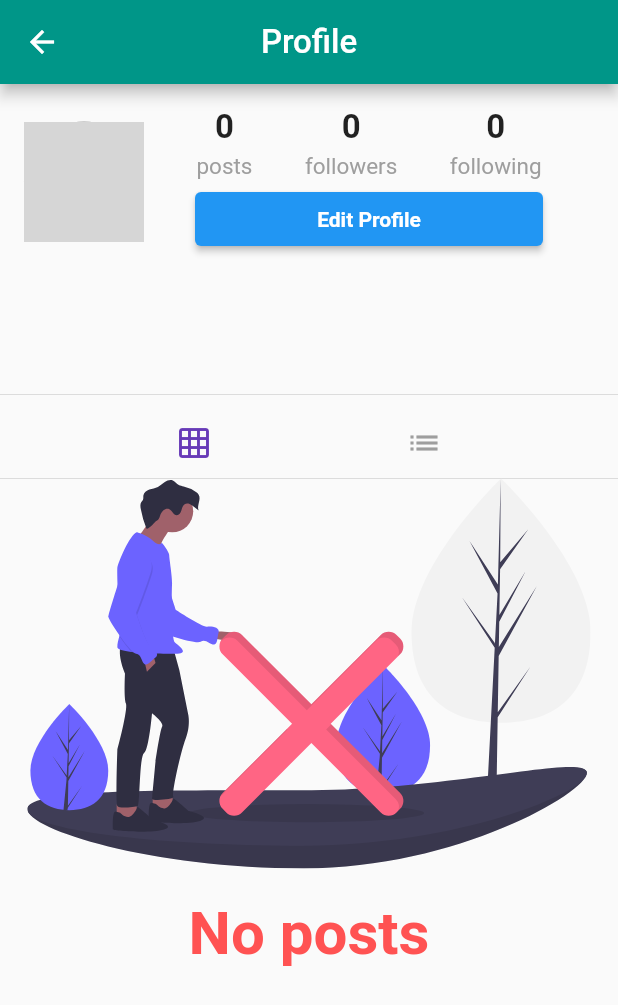
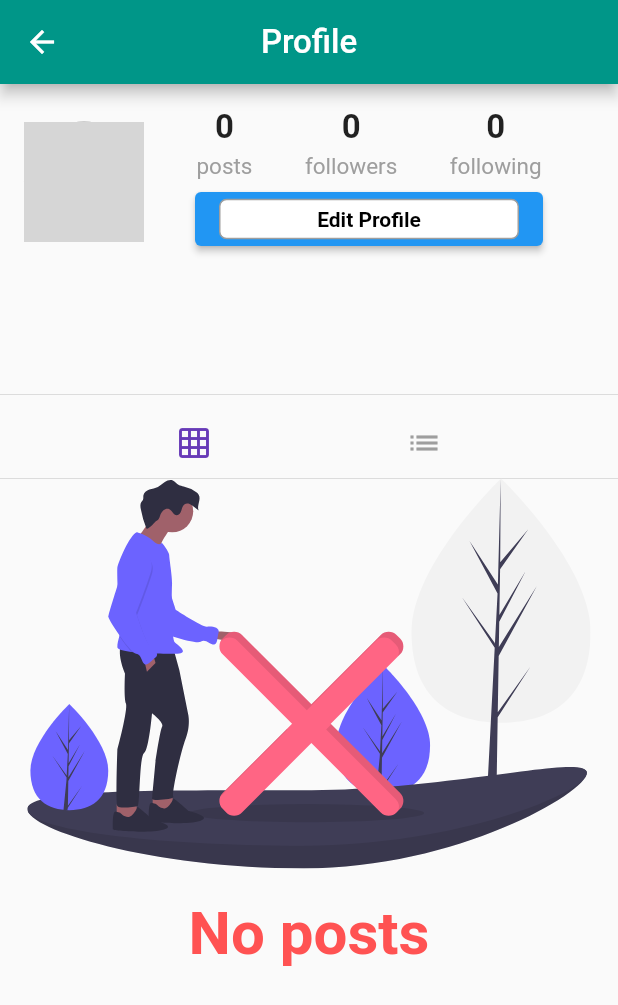
Before and after one commit to Enobong-kingsley/BlogApp, a Flutter app: the Profile screen opened directly, on a phone screen of 412 x 824 dp. Shown: the top 1005 px of the screen. Run offline on Flutter 3.47's test engine with Material 2 defaults, Android fonts, the phone set to English and light mode, and no system bars; our stand-ins replace cached_network_image, cloud_firestore, firebase_core, firebase_storage, flutter_svg, geolocator and 3 more; missing offline and left inert: animator; accounts and stored records are empty; network calls fail; grey boxes are pictures that could not be loaded.

Commit message:
semi-Final update

```diff
--- a/lib/pages/home.dart
+++ b/lib/pages/home.dart
@@ -17,6 +17,8 @@ final usersRef = FirebaseFirestore.instance.collection('users');
 final postsRef = FirebaseFirestore.instance.collection('posts');
 final commentsRef = FirebaseFirestore.instance.collection('comments');
 final activityFeedRef = FirebaseFirestore.instance.collection('feed');
+final followersRef = FirebaseFirestore.instance.collection('followers');
+final followingRef = FirebaseFirestore.instance.collection('following');
 final timestamp = DateTime.now();
 User currentUser;
 
--- a/lib/pages/profile.dart
+++ b/lib/pages/profile.dart
@@ -25,6 +25,9 @@ class Profile extends StatefulWidget {
 class _ProfileState extends State<Profile> {
   final String currentUserId = currentUser?.id;
   String postOrientation = "grid";
+  int followerCount = 0;
+  int followingCount = 0;
+  bool isFollowing = false;
   bool isLoading = false;
    int postCount = 0;
   List<Post> posts = [];
@@ -34,6 +37,40 @@ class _ProfileState extends State<Profile> {
     // TODO: implement initState
     super.initState();
     getProfilePosts();
+    getFollowers();
+    getFollowing();
+    checkIfFollowing();
+  }
+
+    checkIfFollowing() async {
+    DocumentSnapshot doc = await followersRef
+        .doc(widget.profileId)
+        .collection('userFollowers')
+        .doc(currentUserId)
+        .get();
+    setState(() {
+      isFollowing = doc.exists;
+    });
+  }
+
+   getFollowers() async {
+    QuerySnapshot snapshot = await followersRef
+        .doc(widget.profileId)
+        .collection('userFollowers')
+        .get();
+    setState(() {
+      followerCount = snapshot.docs.length;
+    });
+  }
+
+   getFollowing() async {
+    QuerySnapshot snapshot = await followingRef
+        .doc(widget.profileId)
+        .collection('userFollowing')
+        .get();
+    setState(() {
+      followingCount = snapshot.docs.length;
+    });
   }
 
   getProfilePosts() async{
@@ -97,15 +134,15 @@ class _ProfileState extends State<Profile> {
         child: Text(
           text,
           style: TextStyle(
-            color: Colors.white,
+            color:isFollowing ? Colors.black: Colors.white,
             fontWeight: FontWeight.bold
           ),
         ),
         alignment: Alignment.center,
         decoration: BoxDecoration(
-          color: Colors.blue,
+          color:isFollowing ? Colors.white : Colors.blue,
           border: Border.all(
-            color: Colors.blue,
+            color:isFollowing ? Colors.grey : Colors.blue,
 
           ),
           borderRadius: BorderRadius.circular(5.0),
@@ -114,18 +151,97 @@ class _ProfileState extends State<Profile> {
     );
   }
 
-  buildProfileButton(){
-    //If we are viewing our own profile, we should show edit profile buttton
+  buildProfileButton() {
+    // viewing your own profile - should show edit profile button
     bool isProfileOwner = currentUserId == widget.profileId;
-    if(isProfileOwner) {
+    if (isProfileOwner) {
       return buildButton(
         text: "Edit Profile",
-        function: editProfile
+        function: editProfile,
       );
-    } else {
-      return Text('Button');
+    } else if (isFollowing) {
+      return buildButton(
+        text: "Unfollow",
+        function: handleUnfollowUser,
+      );
+    } else if (!isFollowing) {
+      return buildButton(
+        text: "Follow",
+        function: handleFollowUser,
+      );
     }
   }
+
+    handleUnfollowUser() {
+    setState(() {
+      isFollowing = false;
+    });
+    // remove follower
+    followersRef
+        .doc(widget.profileId)
+        .collection('userFollowers')
+        .doc(currentUserId)
+        .get()
+        .then((doc) {
+      if (doc.exists) {
+        doc.reference.delete();
+      }
+    });
+    // remove following
+    followingRef
+        .doc(currentUserId)
+        .collection('userFollowing')
+        .doc(widget.profileId)
+        .get()
+        .then((doc) {
+      if (doc.exists) {
+        doc.reference.delete();
+      }
+    });
+    // delete activity feed item for them
+    activityFeedRef
+        .doc(widget.profileId)
+        .collection('feedItems')
+        .doc(currentUserId)
+        .get()
+        .then((doc) {
+      if (doc.exists) {
+        doc.reference.delete();
+      }
+    });
+  }
+
+   handleFollowUser() {
+    setState(() {
+      isFollowing = true;
+    });
+    // Make auth user follower of THAT user (update THEIR followers collection)
+    followersRef
+        .doc(widget.profileId)
+        .collection('userFollowers')
+        .doc(currentUserId)
+        .set({});
+    // Put THAT user on YOUR following collection (update your following collection)
+    followingRef
+        .doc(currentUserId)
+        .collection('userFollowing')
+        .doc(widget.profileId)
+        .set({});
+    // add activity feed item for that user to notify about new follower (us)
+    activityFeedRef
+        .doc(widget.profileId)
+        .collection('feedItems')
+        .doc(currentUserId)
+        .set({
+      "type": "follow",
+      "ownerId": widget.profileId,
+      "username": currentUser.username,
+      "userId": currentUserId,
+      "userProfileImg": currentUser.photoUrl,
+      "timestamp": timestamp,
+    });
+  }
+
 
 
  Widget buildProfileHeader() {
@@ -164,8 +280,8 @@ class _ProfileState extends State<Profile> {
                         mainAxisAlignment: MainAxisAlignment.spaceEvenly,
                         children: [
                           buildCountColumn("posts", postCount),
-                          buildCountColumn("followers", 0),
-                          buildCountColumn("following", 0),
+                          buildCountColumn("followers", followerCount),
+                          buildCountColumn("following", followingCount),
                         ],
                       ),
                       Row(
```
